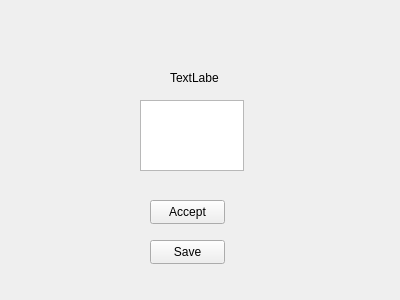
Before: the Qt Designer form gui/ui/settings.ui in Kornacy/HG20_Shell, drawn with Qt 5.
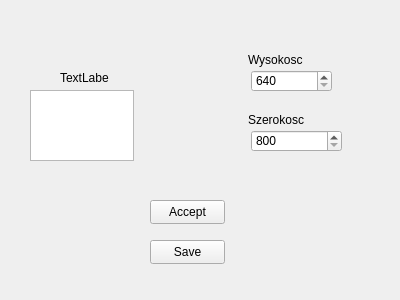
After: the same form once the commit is applied.

Patch:
```diff
--- a/gui/ui/settings.ui
+++ b/gui/ui/settings.ui
@@ -29,8 +29,8 @@
   <widget class="QTextEdit" name="textEdit">
    <property name="geometry">
     <rect>
-     <x>140</x>
-     <y>100</y>
+     <x>30</x>
+     <y>90</y>
      <width>104</width>
      <height>71</height>
     </rect>
@@ -39,7 +39,7 @@
   <widget class="QLabel" name="label">
    <property name="geometry">
     <rect>
-     <x>170</x>
+     <x>60</x>
      <y>70</y>
      <width>49</width>
      <height>16</height>
@@ -62,6 +62,64 @@
     <string>Save</string>
    </property>
   </widget>
+  <widget class="QSpinBox" name="heightSpinBox">
+   <property name="geometry">
+    <rect>
+     <x>251</x>
+     <y>70</y>
+     <width>81</width>
+     <height>22</height>
+    </rect>
+   </property>
+   <property name="minimum">
+    <number>640</number>
+   </property>
+   <property name="maximum">
+    <number>1080</number>
+   </property>
+  </widget>
+  <widget class="QSpinBox" name="widthSpinBox">
+   <property name="geometry">
+    <rect>
+     <x>251</x>
+     <y>130</y>
+     <width>91</width>
+     <height>22</height>
+    </rect>
+   </property>
+   <property name="minimum">
+    <number>800</number>
+   </property>
+   <property name="maximum">
+    <number>1920</number>
+   </property>
+  </widget>
+  <widget class="QLabel" name="label_2">
+   <property name="geometry">
+    <rect>
+     <x>248</x>
+     <y>50</y>
+     <width>61</width>
+     <height>20</height>
+    </rect>
+   </property>
+   <property name="text">
+    <string>Wysokosc</string>
+   </property>
+  </widget>
+  <widget class="QLabel" name="label_3">
+   <property name="geometry">
+    <rect>
+     <x>248</x>
+     <y>110</y>
+     <width>71</width>
+     <height>20</height>
+    </rect>
+   </property>
+   <property name="text">
+    <string>Szerokosc</string>
+   </property>
+  </widget>
  </widget>
  <resources/>
  <connections/>
```
Left out of the diff: 2 changed lines with no effect on the pictures.
